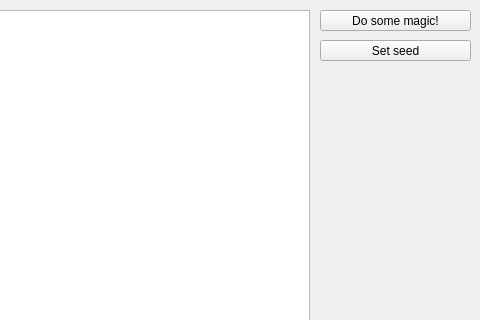
Above: mainwindow.ui from YouR0CK/diploma_dungeon_generator before the change; both pictures show x 320 to 800 and y 0 to 320 of the 800 by 600 pixel window. Below: the same form after it.
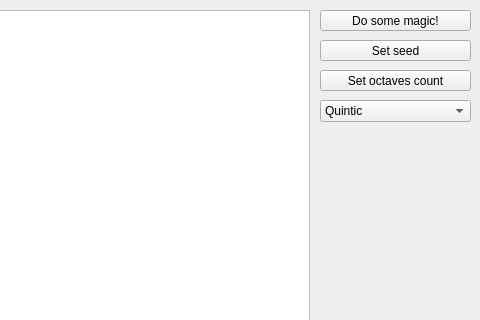
That is the form after the change.

```diff
--- a/mainwindow.ui
+++ b/mainwindow.ui
@@ -50,6 +50,44 @@
      <string>Set seed</string>
     </property>
    </widget>
+   <widget class="QComboBox" name="comboBox">
+    <property name="geometry">
+     <rect>
+      <x>640</x>
+      <y>100</y>
+      <width>151</width>
+      <height>22</height>
+     </rect>
+    </property>
+    <item>
+     <property name="text">
+      <string>Quintic</string>
+     </property>
+    </item>
+    <item>
+     <property name="text">
+      <string>Cosine</string>
+     </property>
+    </item>
+    <item>
+     <property name="text">
+      <string>Cubic</string>
+     </property>
+    </item>
+   </widget>
+   <widget class="QPushButton" name="setOctavesBtn">
+    <property name="geometry">
+     <rect>
+      <x>640</x>
+      <y>70</y>
+      <width>151</width>
+      <height>21</height>
+     </rect>
+    </property>
+    <property name="text">
+     <string>Set octaves count</string>
+    </property>
+   </widget>
   </widget>
  </widget>
  <resources/>
```
